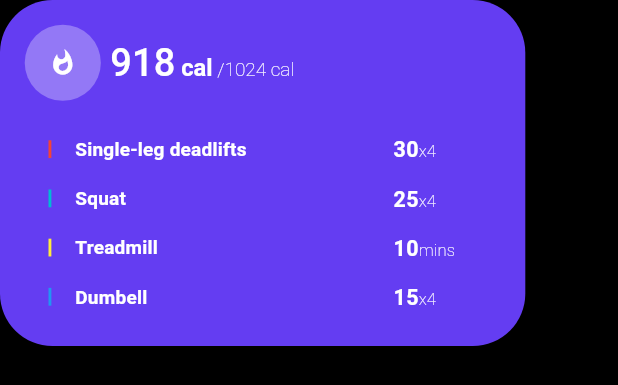
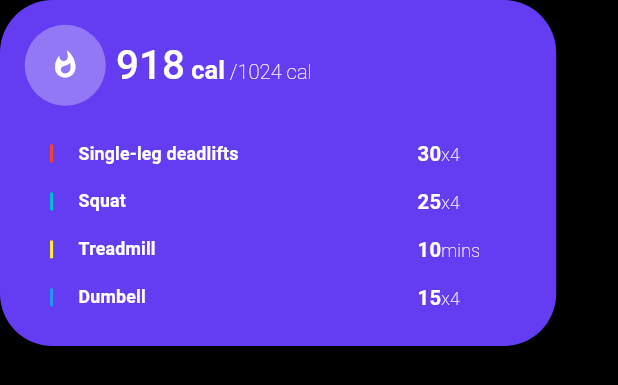
Before and after one commit to bhawesh2002/workout_planner_app_ui, a Flutter app: the WorkoutStatusCard widget shown alone on an empty page, opened directly, on a phone screen of 412 x 824 dp. Shown: the top 385 px of the screen. Run offline on Flutter 3.47's test engine with Material 3 defaults, Android fonts, the phone set to English and light mode, and no system bars; our stand-ins replace google_fonts.

Commit message:
Update widget dimensions and font sizes

```diff
--- a/lib/widgets/workout_status_card.dart
+++ b/lib/widgets/workout_status_card.dart
@@ -7,7 +7,7 @@ class WorkoutStatusCard extends StatelessWidget {
   @override
   Widget build(BuildContext context) {
     return Container(
-      width: MediaQuery.of(context).size.width * 0.85,
+      width: MediaQuery.of(context).size.width * 0.9,
       height: MediaQuery.of(context).size.height * 0.28,
       decoration: BoxDecoration(
         borderRadius:
@@ -143,7 +143,7 @@ Container exercises(
                   style: Theme.of(context)
                       .textTheme
                       .titleMedium
-                      ?.copyWith(fontSize: constraints.maxWidth * 0.04),
+                      ?.copyWith(fontSize: constraints.maxWidth * 0.035),
                 ),
               ),
             ],
@@ -160,7 +160,7 @@ Container exercises(
               style: Theme.of(context)
                   .textTheme
                   .titleMedium
-                  ?.copyWith(fontSize: constraints.maxWidth * 0.045),
+                  ?.copyWith(fontSize: constraints.maxWidth * 0.04),
               children: [
                 TextSpan(
                   text: units,
```
